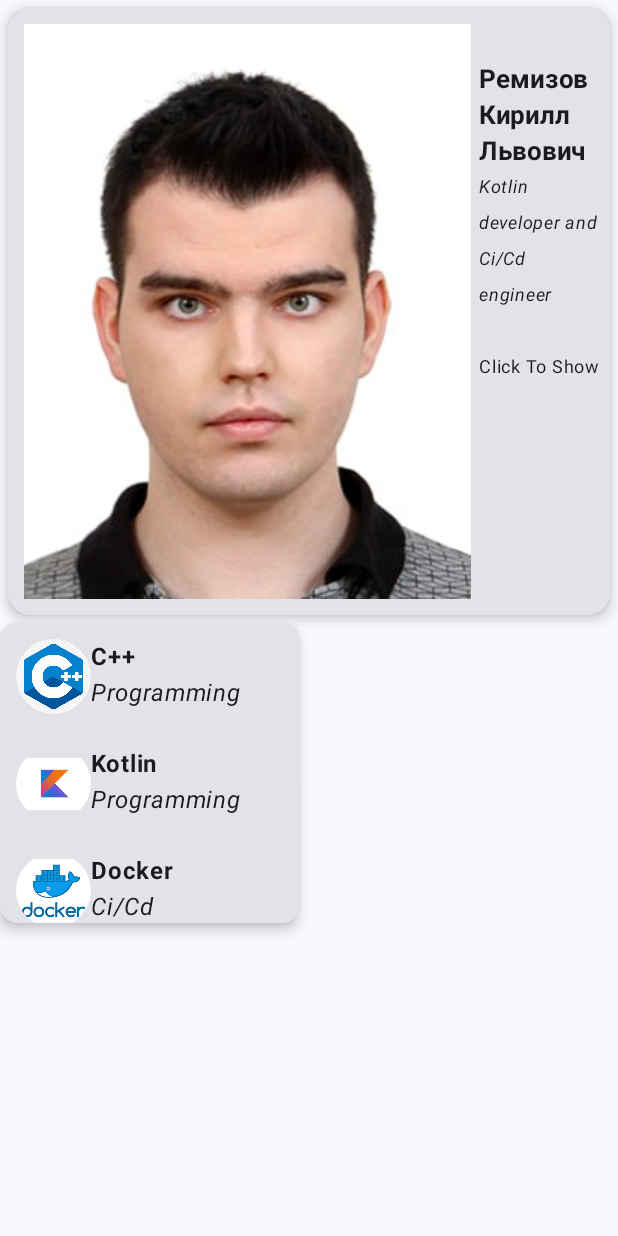
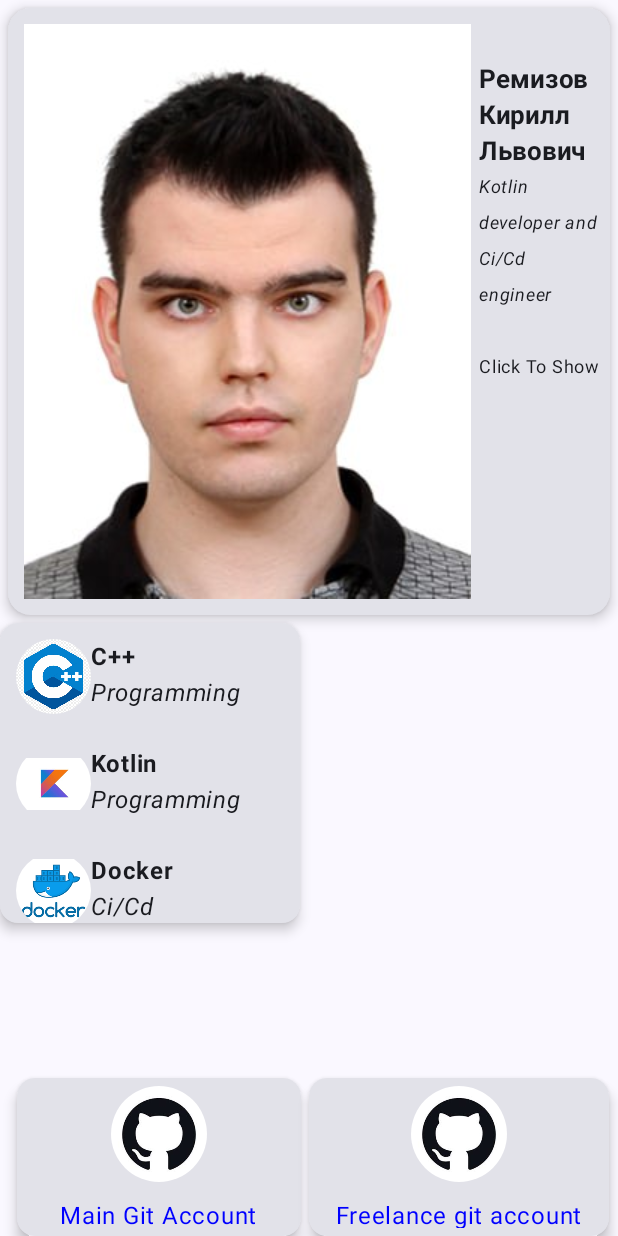
Before and after one commit to BlackCorbeau/AndroidLearning, an Android app built with Jetpack Compose: the screen it shows after launch (MainActivity), on a phone screen of 412 x 824 dp. Run offline under Robolectric (Android 15) with nearby library versions, the phone set to English and light mode, and no system bars.

Commit message:
feat(app/src/main/java/com/example/learning/View/GitAccountsBootomLine.kt): Cards With Git Accounts
Added a litlle cards on the bottom of screeen wih Hypper text with is redirect to my GitHub Accounts by click

```diff
--- a/app/src/main/java/com/example/learning/MainActivity.kt
+++ b/app/src/main/java/com/example/learning/MainActivity.kt
@@ -4,6 +4,7 @@ import android.os.Bundle
 import androidx.activity.ComponentActivity
 import androidx.activity.compose.setContent
 import androidx.activity.enableEdgeToEdge
+import androidx.compose.foundation.layout.Box
 import androidx.compose.foundation.layout.Column
 import androidx.compose.foundation.layout.Row
 import androidx.compose.foundation.layout.fillMaxSize
@@ -13,9 +14,11 @@ import androidx.compose.material3.Scaffold
 import androidx.compose.material3.Surface
 import androidx.compose.material3.Text
 import androidx.compose.runtime.Composable
+import androidx.compose.ui.Alignment
 import androidx.compose.ui.Modifier
 import androidx.compose.ui.tooling.preview.Preview
 import androidx.compose.ui.unit.dp
+import com.example.learning.View.GitAccountsRow
 import com.example.learning.ui.theme.LearningTheme
 import com.example.learning.View.InformBar
 import com.example.learning.View.TechnologiesList
@@ -39,6 +42,8 @@ class MainActivity : ComponentActivity() {
                                 TechnologiesList()
                                 Card { }
                             }
+                            Box(Modifier.fillMaxSize(), contentAlignment = Alignment.BottomCenter){GitAccountsRow()}
+
                         }
                     }
                 }
--- /dev/null
+++ b/app/src/main/java/com/example/learning/View/GitAccountsBootomLine.kt
@@ -0,0 +1,95 @@
+package com.example.learning.View
+
+import android.view.textclassifier.TextLinks
+import androidx.compose.foundation.Image
+import androidx.compose.foundation.background
+import androidx.compose.foundation.layout.*
+import androidx.compose.foundation.layout.Arrangement
+import androidx.compose.foundation.shape.CircleShape
+import androidx.compose.material3.Card
+import androidx.compose.material3.CardDefaults
+import androidx.compose.material3.Text
+import androidx.compose.runtime.Composable
+import androidx.compose.ui.Alignment
+import androidx.compose.ui.Modifier
+import androidx.compose.ui.draw.clip
+import androidx.compose.ui.graphics.Color
+import androidx.compose.ui.res.painterResource
+import androidx.compose.ui.text.LinkAnnotation
+import androidx.compose.ui.text.SpanStyle
+import androidx.compose.ui.text.TextLinkStyles
+import androidx.compose.ui.text.buildAnnotatedString
+import androidx.compose.ui.text.withLink
+import androidx.compose.ui.unit.dp
+import com.example.learning.R
+
+@Composable
+fun GitAccountsRow(){
+    val height = 105.dp
+    Row(modifier = Modifier
+        .fillMaxWidth(),
+        horizontalArrangement = Arrangement.Center,
+        verticalAlignment = Alignment.CenterVertically){
+        Card(
+            modifier = Modifier
+                .size(width = 200.dp, height = height)
+                .fillMaxHeight()
+                .padding(5.dp, 0.dp),
+            elevation = CardDefaults.cardElevation(5.dp),
+        ) {
+            Column( modifier = Modifier.fillMaxSize(),
+                verticalArrangement = Arrangement.Center,
+                horizontalAlignment = Alignment.CenterHorizontally) {
+                Image(painter = painterResource(
+                    R.drawable.github),
+                    contentDescription = "Img1",
+                    modifier = Modifier
+                        .padding(5.dp)
+                        .size(64.dp)
+                        .clip(CircleShape))
+                Text(
+                    buildAnnotatedString {
+                        withLink(
+                            LinkAnnotation.Url(
+                                "https://github.com/BlackCorbeau",
+                                TextLinkStyles(style = SpanStyle(color = Color.Blue))
+                            )
+                        ) {
+                            append("Main Git Account")
+                        }
+                    },
+                    modifier = Modifier.padding(5.dp)
+                )
+            }
+        }
+        Card(
+            modifier = Modifier.size(width = 200.dp, height = height),
+            elevation = CardDefaults.cardElevation(5.dp)
+        ) {
+            Column( modifier = Modifier.fillMaxSize(),
+                verticalArrangement = Arrangement.Center,
+                horizontalAlignment = Alignment.CenterHorizontally) {
+                Image(painter = painterResource(
+                    R.drawable.github),
+                    contentDescription = "Img1",
+                    modifier = Modifier
+                        .padding(5.dp)
+                        .size(64.dp)
+                        .clip(CircleShape))
+                Text(
+                    buildAnnotatedString {
+                        withLink(
+                            LinkAnnotation.Url(
+                                "https://github.com/RemizovKL",
+                                TextLinkStyles(style = SpanStyle(color = Color.Blue))
+                            )
+                        ) {
+                            append("Freelance git account")
+                        }
+                    },
+                    modifier = Modifier.padding(5.dp)
+                )
+            }
+        }
+    }
+}
```
